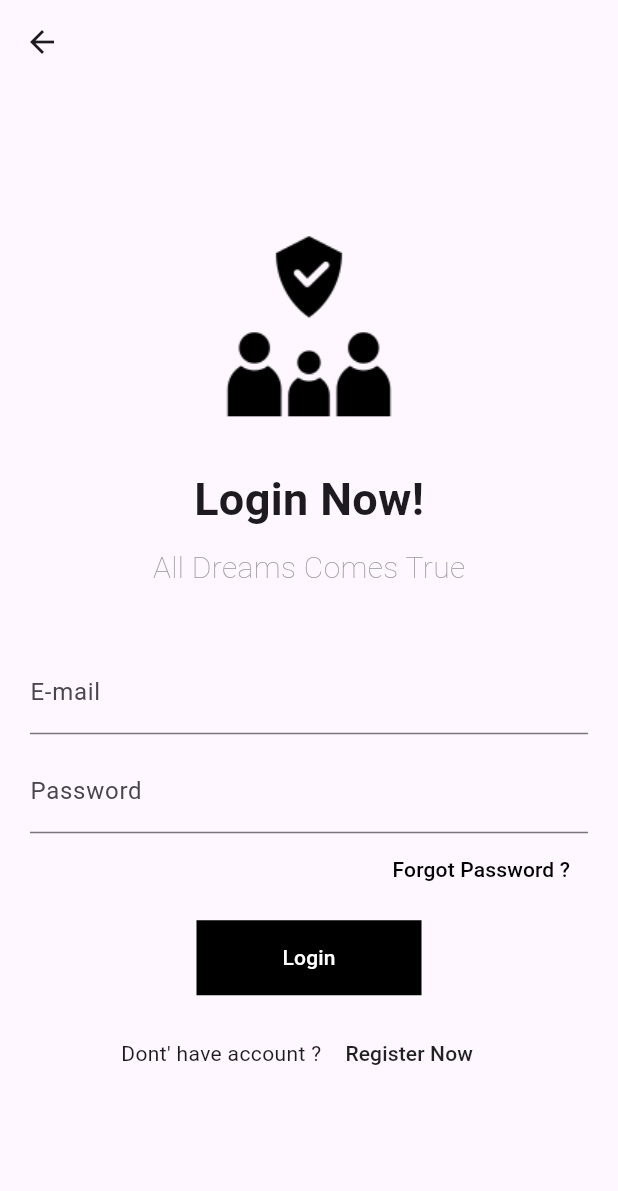
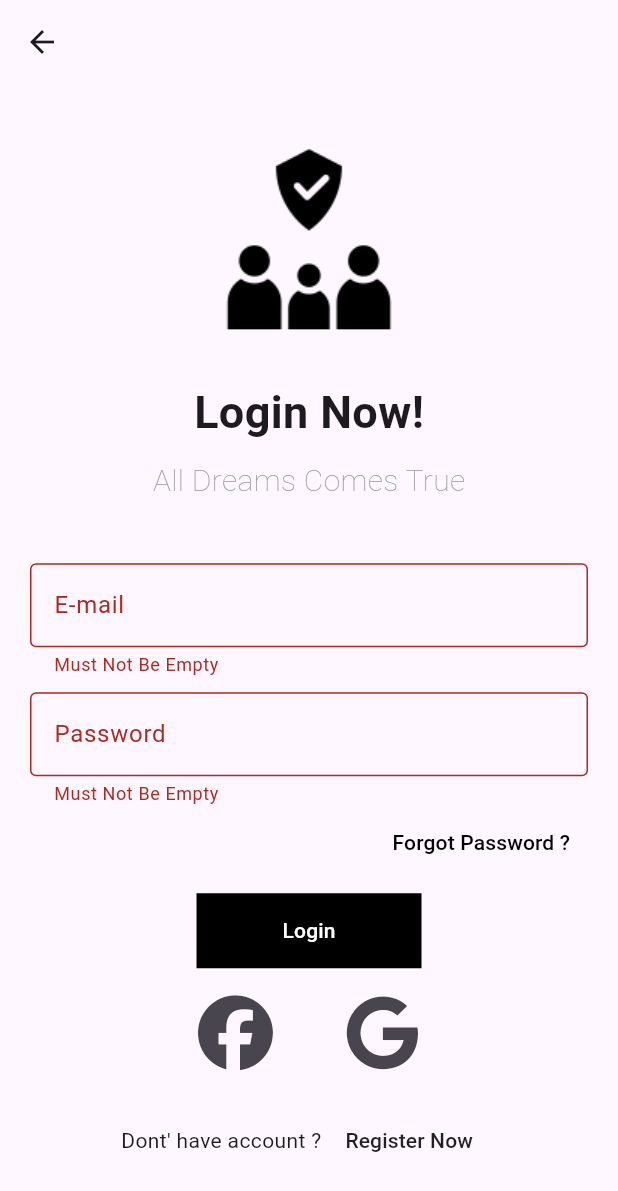
Before and after one commit to 1M0HAMEDSALAH/Login-Signup_flutter.firebase, a Flutter app: the HomePage screen opened by its route, after a tap on the "logout" icon, after a tap on "Login", on a phone screen of 412 x 824 dp. Shown: the top 1191 px of the screen. Run offline on Flutter 3.47's test engine with Material 3 defaults, Android fonts, the phone set to English and light mode, and no system bars; our stand-ins replace awesome_dialog, firebase_auth, firebase_core, font_awesome_flutter, google_sign_in; accounts and stored records are empty.

Commit message:
new commit

```diff
--- a/lib/homepage.dart
+++ b/lib/homepage.dart
@@ -1,6 +1,6 @@
 import 'package:firebase_auth/firebase_auth.dart';
 import 'package:flutter/material.dart';
-import 'package:fluttertoast/fluttertoast.dart';
+import 'package:google_sign_in/google_sign_in.dart';
 
 class HomePage extends StatefulWidget {
   const HomePage({super.key});
@@ -18,20 +18,18 @@ class _HomePageState extends State<HomePage> {
         actions: [
           IconButton(
               onPressed: ()async {
+                GoogleSignIn googlesignin = GoogleSignIn();
+                googlesignin.disconnect();
                 await FirebaseAuth.instance.signOut();
                 Navigator.of(context).pushReplacementNamed("LoginScreen");
               }, icon: const Icon(Icons.logout))
         ],
       ),
       body:  Column(
+        mainAxisAlignment: MainAxisAlignment.center,
         children: [
-          FirebaseAuth.instance.currentUser!.emailVerified
-              ? Text('Welcome To Our Application')
-              : MaterialButton(onPressed: (){
-                FirebaseAuth.instance.currentUser!.sendEmailVerification();
-                print("aaaaaaaaaaaaaaaaaaaaaaaaaa");
-                },
-            child: Text('press here to verify'),),
+          Text('Welcome To Our Application'),
+          SizedBox(height: 200,),
           FloatingActionButton(
             onPressed: (){},
             child: Icon(Icons.add),
--- a/lib/loginscreen.dart
+++ b/lib/loginscreen.dart
@@ -1,7 +1,8 @@
 import 'package:awesome_dialog/awesome_dialog.dart';
 import 'package:firebase_auth/firebase_auth.dart';
 import 'package:flutter/material.dart';
-import 'package:fluttertoast/fluttertoast.dart';
+import 'package:font_awesome_flutter/font_awesome_flutter.dart';
+import 'package:google_sign_in/google_sign_in.dart';
 
 class loginscreen extends StatefulWidget {
   const loginscreen({super.key});
@@ -15,6 +16,33 @@ class _loginscreenState extends State<loginscreen> {
   var email = TextEditingController();
   var password = TextEditingController();
   GlobalKey<FormState> formkey = GlobalKey<FormState>();
+
+
+  Future signInWithGoogle() async {
+    // Trigger the authentication flow
+    final GoogleSignInAccount? googleUser = await GoogleSignIn().signIn();
+
+    // if the user cancle the process
+    if(googleUser == null){
+      return ;
+    }
+
+    // Obtain the auth details from the request
+    final GoogleSignInAuthentication? googleAuth = await googleUser?.authentication;
+
+    // Create a new credential
+    final credential = GoogleAuthProvider.credential(
+      accessToken: googleAuth?.accessToken,
+      idToken: googleAuth?.idToken,
+    );
+
+    // Once signed in, return the UserCredential
+    await FirebaseAuth.instance.signInWithCredential(credential);
+    Navigator.of(context).pushNamedAndRemoveUntil('HomePage' , (route)=> false );
+  }
+
+
+
 
   @override
   Widget build(BuildContext context) {
@@ -37,10 +65,15 @@ class _loginscreenState extends State<loginscreen> {
                   const Text('All Dreams Comes True',style: TextStyle(fontWeight: FontWeight.w200, fontSize: 20,color: Colors.grey),),
                   Container(height: 40,),
                   TextFormField(
+                    validator: (e){
+                      if(e == ''){
+                        return "Must Not Be Empty";
+                      }
+                    },
                     controller: email,
                     keyboardType: TextInputType.emailAddress,
                     decoration: const InputDecoration(
-                      border: UnderlineInputBorder(),
+                      border: OutlineInputBorder(),
                       labelText: 'E-mail',
                       hintText: 'Type Your Email',
                       //border: OutlineInputBorder(borderRadius: BorderRadius.circular(24)),
@@ -48,11 +81,16 @@ class _loginscreenState extends State<loginscreen> {
                   ),
                   Container(height: 10,),
                   TextFormField(
+                    validator: (e){
+                      if(e == ''){
+                        return "Must Not Be Empty";
+                      }
+                    },
                     controller: password,
                     obscureText: true,
                     keyboardType: TextInputType.visiblePassword,
                     decoration: const InputDecoration(
-                      border: UnderlineInputBorder(),
+                      border: OutlineInputBorder(),
                       labelText: 'Password',
                       hintText: 'Type Your password',
                       //border: OutlineInputBorder(borderRadius: BorderRadius.circular(24)),
@@ -74,30 +112,60 @@ class _loginscreenState extends State<loginscreen> {
                     color: Colors.black,
                     child: MaterialButton(
                       onPressed: ()async {
-                        try {
-                           await FirebaseAuth.instance.signInWithEmailAndPassword(
+                        if(formkey.currentState!.validate()){
+                          try {
+                            final credential = await FirebaseAuth.instance.signInWithEmailAndPassword(
                               email: email.text,
                               password: password.text,
-                          );
-                          Navigator.of(context).pushReplacementNamed("HomePage");
-                        }on FirebaseAuthException catch (e) {
-                          if (e.code == 'user-not-found') {
-                            print('No user found for that email.');
-                            AwesomeDialog(
+                            );
+                            if(credential.user!.emailVerified){
+                              Navigator.of(context).pushReplacementNamed("HomePage");
+                            }else{
+                              AwesomeDialog(
                                 context: context,
-                                dialogType: DialogType.error,
+                                dialogType: DialogType.warning,
                                 animType: AnimType.rightSlide,
-                                title: 'Error',
-                                desc: 'No user found for that email.',
-                                      ).show();
-                          } else if (e.code == 'wrong-password') {
-                            print('Wrong password provided for that user.');
-
+                                title: 'Verify Required',
+                                desc: 'Please Verify Your Emaill..',
+                              ).show();
+                            }
+                          } on FirebaseAuthException catch (e) {
+                            if (e.code == 'user-not-found') {
+                              print('No user found for that email.');
+                              print('mohamed salah .com');
+                            } else if (e.code == 'wrong-password') {
+                              print('Wrong password provided for that user.');
+                            }
                           }
                         }
                       },
                       child: const Text('Login',style: TextStyle(color: Colors.white),),
                     ),
+                  ),
+                  SizedBox(
+                    height: 10,
+                  ),
+                  Row(
+                    mainAxisAlignment: MainAxisAlignment.center,
+                    children: [
+                      IconButton(
+                          onPressed: () {},
+                          icon: Icon(
+                            FontAwesomeIcons.facebook,
+                            size: 50,
+                          )),
+                      Container(
+                        width: 32,
+                      ),
+                      IconButton(
+                          onPressed: () {
+                            signInWithGoogle();
+                          },
+                          icon: Icon(
+                            FontAwesomeIcons.google,
+                            size: 50,
+                          )),
+                    ],
                   ),
                   Container(height: 15,),
                   Row(
--- a/pubspec.yaml
+++ b/pubspec.yaml
@@ -40,6 +40,9 @@ dependencies:
   firebase_core: ^2.15.0
   firebase_crashlytics: ^3.3.4
   firebase_dynamic_links: ^5.3.4
+
+  #SignIn Methods
+  google_sign_in: ^6.2.1
 
   # The following adds the Cupertino Icons font to your application.
   # Use with the CupertinoIcons class for iOS style icons.
```
Also changed, not shown: lib/main.dart (+5 -2 lines), lib/registerscreen.dart (+55 -2 lines), pubspec.lock.
